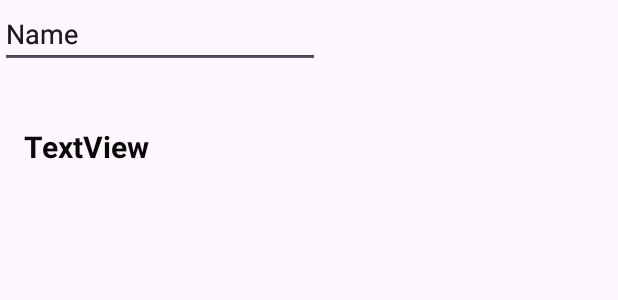
After one commit to Satwik-Kar/SpendWise, an Android app: the layout activity_travel_1st_element.xml on its own in the app's theme, with its tools: preview values and no code run, on a phone screen of 412 x 824 dp. The commit adds this screen. Shown: the top 300 px of the screen. Run offline under Robolectric (Android 15) with nearby library versions, the phone set to English and light mode, and no system bars.

Commit message:
added new activity travel

```diff
--- a/app/src/main/AndroidManifest.xml
+++ b/app/src/main/AndroidManifest.xml
@@ -19,6 +19,9 @@
         android:supportsRtl="true"
         android:theme="@style/Theme.SpendWise"
         tools:targetApi="34">
+        <activity
+            android:name=".TravelActivity"
+            android:exported="false" />
         <activity
             android:name=".BackupActivity"
             android:exported="false"
--- a/app/src/main/java/com/spendwise/HomeActivity.kt
+++ b/app/src/main/java/com/spendwise/HomeActivity.kt
@@ -262,6 +262,7 @@ class HomeActivity : AppCompatActivity() {
             recyclerViewListCredits.layoutManager =
                 linearLayoutManager
         }
+        val travelMenu=this.findViewById<ImageView>(R.id.menu_travel);
         val accountPicture = this.findViewById<ImageView>(R.id.accountPicture)
         val view = layoutInflater.inflate(R.layout.home_alert_profile_view, null)
         val alertDialog = AlertDialog.Builder(this, R.style.CustomAlertDialogStyle)
@@ -412,7 +413,9 @@ class HomeActivity : AppCompatActivity() {
             }
         }
 
+        travelMenu.setOnClickListener{
 
+        }
 
         addNewBtn = this.findViewById(R.id.addNew)
         val lineGraphView = LineGraphView(this@HomeActivity)
--- /dev/null
+++ b/app/src/main/java/com/spendwise/TravelActivity.kt
@@ -0,0 +1,13 @@
+package com.spendwise
+
+import androidx.appcompat.app.AppCompatActivity
+import android.os.Bundle
+
+class TravelActivity : AppCompatActivity() {
+    override fun onCreate(savedInstanceState: Bundle?) {
+        super.onCreate(savedInstanceState)
+        setContentView(R.layout.activity_travel)
+
+
+    }
+}
--- /dev/null
+++ b/app/src/main/res/layout/activity_travel.xml
@@ -0,0 +1,10 @@
+<?xml version="1.0" encoding="utf-8"?>
+<androidx.constraintlayout.widget.ConstraintLayout xmlns:android="http://schemas.android.com/apk/res/android"
+    xmlns:app="http://schemas.android.com/apk/res-auto"
+    xmlns:tools="http://schemas.android.com/tools"
+    android:layout_width="match_parent"
+    android:layout_height="match_parent"
+    tools:context=".TravelActivity">
+
+
+</androidx.constraintlayout.widget.ConstraintLayout>
--- /dev/null
+++ b/app/src/main/res/layout/activity_travel_1st_element.xml
@@ -0,0 +1,56 @@
+<?xml version="1.0" encoding="utf-8"?>
+<androidx.constraintlayout.widget.ConstraintLayout xmlns:android="http://schemas.android.com/apk/res/android"
+    xmlns:app="http://schemas.android.com/apk/res-auto"
+    xmlns:tools="http://schemas.android.com/tools"
+    android:layout_width="match_parent"
+
+    android:layout_height="match_parent">
+
+    <androidx.appcompat.widget.Toolbar
+        android:id="@+id/toolbar2"
+        android:layout_width="409dp"
+        android:layout_height="wrap_content"
+        android:layout_marginTop="4dp"
+        android:background="@android:color/transparent"
+        android:minHeight="?attr/actionBarSize"
+        android:theme="?attr/actionBarTheme"
+        app:layout_constraintEnd_toEndOf="parent"
+        app:layout_constraintHorizontal_bias="0.0"
+        app:layout_constraintStart_toStartOf="parent"
+        app:layout_constraintTop_toTopOf="parent" />
+
+    <TextView
+        android:id="@+id/textView6"
+        android:layout_width="wrap_content"
+        android:layout_height="wrap_content"
+        android:layout_marginStart="16dp"
+        android:layout_marginTop="16dp"
+        android:text="TextView"
+        android:textColor="#090909"
+        android:textSize="20sp"
+        android:textStyle="bold"
+        app:layout_constraintStart_toStartOf="parent"
+        app:layout_constraintTop_toBottomOf="@+id/toolbar2" />
+
+    <EditText
+        android:id="@+id/editTextText"
+        android:layout_width="wrap_content"
+        android:layout_height="wrap_content"
+        android:ems="10"
+        android:inputType="text"
+        android:text="Name"
+        tools:layout_editor_absoluteX="101dp"
+        tools:layout_editor_absoluteY="146dp" />
+
+    <EditText
+        android:id="@+id/editTextText2"
+        android:layout_width="wrap_content"
+        android:layout_height="wrap_content"
+        android:ems="10"
+        android:inputType="text"
+        android:text="Name"
+        tools:layout_editor_absoluteX="101dp"
+        tools:layout_editor_absoluteY="256dp" />
+
+
+</androidx.constraintlayout.widget.ConstraintLayout>
```
